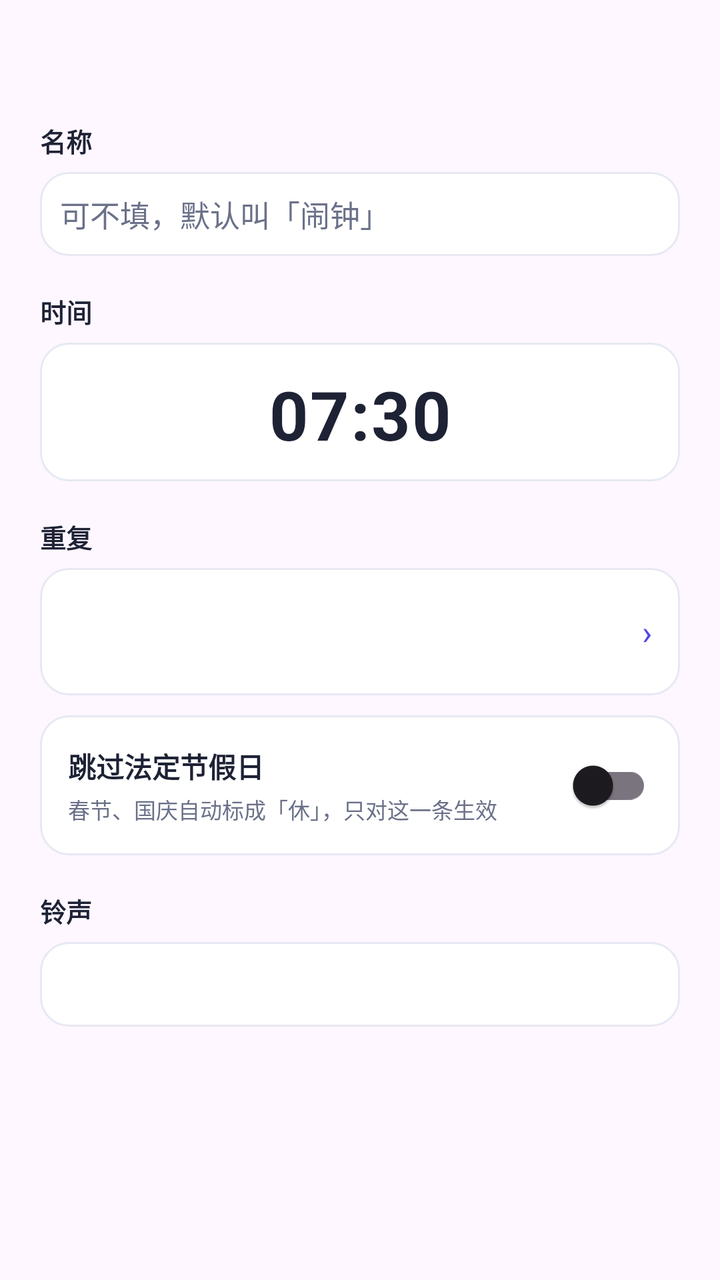
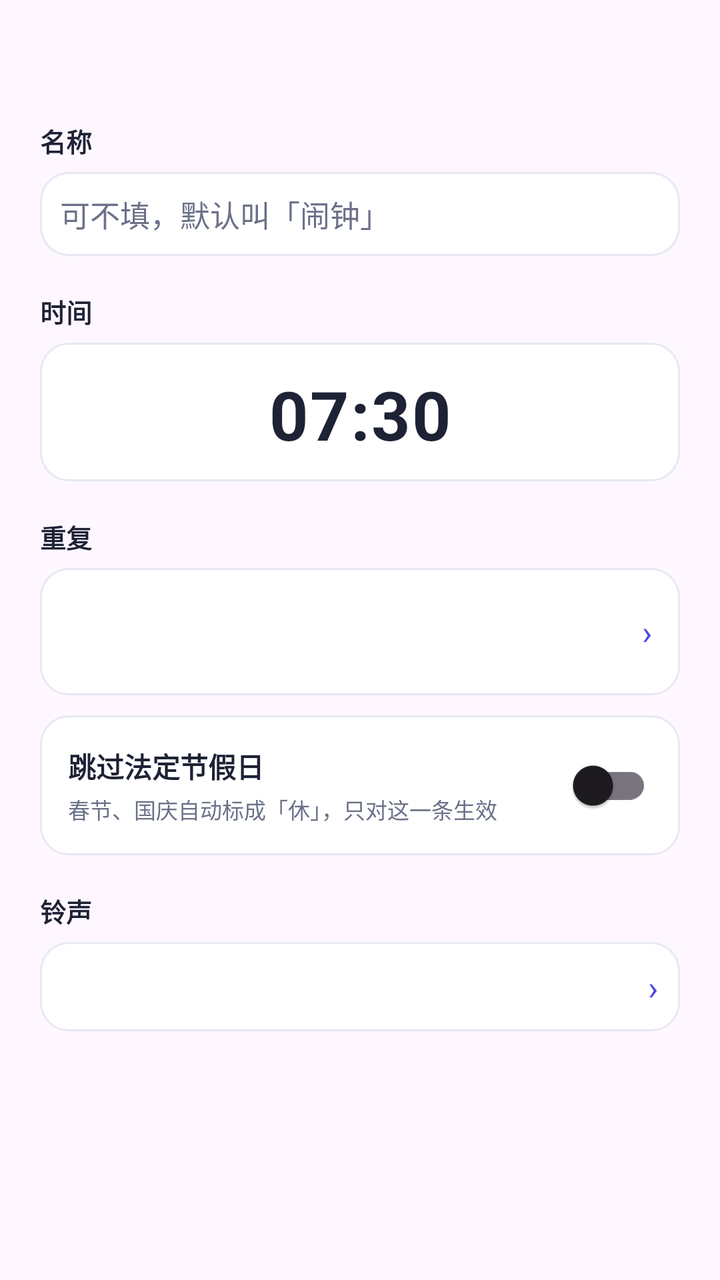

Two renders of the same Android screen: before a commit and after it. Below are the layout's source before the change and the commit's diff.
<!-- AndroidManifest.xml: application theme Theme.WeekdayAlarm -->
<!-- res/layout/dialog_alarm.xml -->
<?xml version="1.0" encoding="utf-8"?>
<ScrollView xmlns:android="http://schemas.android.com/apk/res/android"
    android:layout_width="match_parent"
    android:layout_height="wrap_content"
    android:fadingEdgeLength="28dp"
    android:requiresFadingEdge="vertical"
    android:fillViewport="true">

<LinearLayout
    android:layout_width="match_parent"
    android:layout_height="wrap_content"
    android:orientation="vertical"
    android:padding="20dp">

    <TextView
        android:id="@+id/tv_alarm_title"
        android:layout_width="match_parent"
        android:layout_height="wrap_content"
        android:textColor="@color/ink"
        android:textSize="17sp"
        android:textStyle="bold" />

    <TextView
        style="@style/FieldLabel"
        android:layout_width="wrap_content"
        android:layout_height="wrap_content"
        android:layout_marginTop="18dp"
        android:text="名称" />

    <EditText
        android:id="@+id/et_alarm_label"
        android:layout_width="match_parent"
        android:layout_height="wrap_content"
        android:layout_marginTop="6dp"
        android:background="@drawable/bg_field_outline"
        android:importantForAutofill="no"
        android:inputType="text"
        android:maxLength="12"
        android:maxLines="1"
        android:padding="10dp"
        android:hint="可不填，默认叫「闹钟」"
        android:textColorHint="@color/sub"
        android:textColor="@color/ink"
        android:textSize="15sp" />

    <TextView
        style="@style/FieldLabel"
        android:layout_width="wrap_content"
        android:layout_height="wrap_content"
        android:layout_marginTop="18dp"
        android:text="时间" />

    
    <LinearLayout
        android:id="@+id/box_alarm_time"
        android:layout_width="match_parent"
        android:layout_height="wrap_content"
        android:layout_marginTop="6dp"
        android:background="@drawable/bg_field_outline"
        android:clickable="true"
        android:focusable="true"
        android:gravity="center"
        android:orientation="vertical"
        android:paddingTop="13dp"
        android:paddingBottom="11dp">

        <TextView
            android:id="@+id/tv_alarm_pick_time"
            android:layout_width="match_parent"
            android:layout_height="wrap_content"
            android:gravity="center"
            android:letterSpacing="0.02"
            android:paddingStart="14dp"
            android:paddingEnd="14dp"
            android:text="07:30"
            android:textColor="@color/ink"
            android:textSize="34sp"
            android:textStyle="bold" />

        <TextView
            android:id="@+id/tv_alarm_time_source"
            android:layout_width="match_parent"
            android:layout_height="wrap_content"
            android:layout_marginTop="3dp"
            android:gravity="center"
            android:paddingStart="14dp"
            android:paddingEnd="14dp"
            android:textColor="@color/sub"
            android:textSize="12sp"
            android:visibility="gone" />
    </LinearLayout>

    
    <LinearLayout
        android:id="@+id/row_shift_follow"
        android:layout_width="match_parent"
        android:layout_height="wrap_content"
        android:layout_marginTop="10dp"
        android:background="@drawable/bg_dialog_row"
        android:clickable="true"
        android:focusable="true"
        android:gravity="center_vertical"
        android:orientation="horizontal"
        android:paddingStart="14dp"
        android:paddingTop="12dp"
        android:paddingEnd="14dp"
        android:paddingBottom="12dp"
        android:visibility="gone">

        <TextView
            android:id="@+id/tv_shift_follow"
            android:layout_width="0dp"
            android:layout_height="wrap_content"
            android:layout_weight="1"
            android:text="白班、夜班 · 开始前 1 小时 30 分"
            android:textColor="@color/indigo"
            android:textSize="14sp"
            android:textStyle="bold" />

        <TextView style="@style/SettingsChevron" />
    </LinearLayout>

    <TextView
        style="@style/FieldLabel"
        android:layout_width="wrap_content"
        android:layout_height="wrap_content"
        android:layout_marginTop="18dp"
        android:text="重复" />

    
    <LinearLayout
        android:id="@+id/row_repeat"
        android:layout_width="match_parent"
        android:layout_height="wrap_content"
        android:layout_marginTop="6dp"
        android:background="@drawable/bg_field_outline"
        android:clickable="true"
        android:focusable="true"
        android:gravity="center_vertical"
        android:orientation="horizontal"
        android:paddingStart="14dp"
        android:paddingTop="12dp"
        android:paddingEnd="14dp"
        android:paddingBottom="12dp">

        <LinearLayout
            android:layout_width="0dp"
            android:layout_height="wrap_content"
            android:layout_weight="1"
            android:orientation="vertical">

            <TextView
                android:id="@+id/tv_repeat_value"
                android:layout_width="match_parent"
                android:layout_height="wrap_content"
                android:textColor="@color/ink"
                android:textSize="15sp"
                android:textStyle="bold" />

            <TextView
                android:id="@+id/tv_repeat_sub"
                android:layout_width="match_parent"
                android:layout_height="wrap_content"
                android:layout_marginTop="3dp"
                android:textColor="@color/sub"
                android:textSize="12sp" />
        </LinearLayout>

        <TextView style="@style/SettingsChevron" />
    </LinearLayout>

    
    <LinearLayout
        android:id="@+id/row_own_rule"
        android:layout_width="match_parent"
        android:layout_height="wrap_content"
        android:layout_marginTop="10dp"
        android:background="@drawable/bg_dialog_row"
        android:clickable="true"
        android:focusable="true"
        android:gravity="center_vertical"
        android:orientation="horizontal"
        android:paddingStart="14dp"
        android:paddingTop="12dp"
        android:paddingEnd="14dp"
        android:paddingBottom="12dp"
        android:visibility="gone">

        <TextView
            android:id="@+id/tv_own_rule"
            android:layout_width="0dp"
            android:layout_height="wrap_content"
            android:layout_weight="1"
            android:text="4 天上 2 天"
            android:textColor="@color/indigo"
            android:textSize="14sp"
            android:textStyle="bold" />

        <TextView style="@style/SettingsChevron" />
    </LinearLayout>

    
    <LinearLayout
        android:id="@+id/row_once_date"
        android:layout_width="match_parent"
        android:layout_height="wrap_content"
        android:layout_marginTop="10dp"
        android:background="@drawable/bg_field_outline"
        android:clickable="true"
        android:focusable="true"
        android:orientation="vertical"
        android:padding="11dp"
        android:visibility="gone">

        <TextView
            style="@style/FieldLabel"
            android:layout_width="wrap_content"
            android:layout_height="wrap_content"
            android:text="哪一天" />

        <TextView
            android:id="@+id/tv_once_date"
            android:layout_width="match_parent"
            android:layout_height="wrap_content"
            android:layout_marginTop="3dp"
            android:textColor="@color/indigo"
            android:textSize="16sp"
            android:textStyle="bold" />
    </LinearLayout>

    
    <LinearLayout
        android:id="@+id/row_holiday_alarm"
        android:layout_width="match_parent"
        android:layout_height="wrap_content"
        android:layout_marginTop="10dp"
        android:background="@drawable/bg_field_outline"
        android:gravity="center_vertical"
        android:orientation="horizontal"
        android:paddingStart="14dp"
        android:paddingTop="11dp"
        android:paddingEnd="14dp"
        android:paddingBottom="11dp">

        <LinearLayout
            android:layout_width="0dp"
            android:layout_height="wrap_content"
            android:layout_weight="1"
            android:orientation="vertical">

            <TextView
                android:layout_width="wrap_content"
                android:layout_height="wrap_content"
                android:text="跳过法定节假日"
                android:textColor="@color/ink"
                android:textSize="14sp"
                android:textStyle="bold" />

            <TextView
                android:id="@+id/tv_alarm_holiday_hint"
                android:layout_width="wrap_content"
                android:layout_height="wrap_content"
                android:layout_marginTop="3dp"
                android:text="春节、国庆自动标成「休」，只对这一条生效"
                android:textColor="@color/sub"
                android:textSize="11sp" />
        </LinearLayout>

        <androidx.appcompat.widget.SwitchCompat
            android:id="@+id/sw_alarm_holiday"
            android:layout_width="wrap_content"
            android:layout_height="wrap_content" />
    </LinearLayout>

    
    <TextView
        style="@style/FieldLabel"
        android:layout_width="wrap_content"
        android:layout_height="wrap_content"
        android:layout_marginTop="18dp"
        android:text="铃声" />

    <TextView
        android:id="@+id/tv_alarm_ringtone"
        android:layout_width="match_parent"
        android:layout_height="wrap_content"
        android:layout_marginTop="6dp"
        android:background="@drawable/bg_field_outline"
        android:clickable="true"
        android:ellipsize="end"
        android:focusable="true"
        android:maxLines="2"
        android:padding="11dp"
        android:textColor="@color/ink"
        android:textSize="15sp"
        android:textStyle="bold" />
</LinearLayout>

</ScrollView>
<!-- resources referenced by this layout -->
<resources>
  <color name="indigo">#4F46E5</color>
  <color name="ink">#1E2235</color>
  <color name="sub">#6B7189</color>
  <!-- drawable bg_dialog_row (drawable) -->
  <?xml version="1.0" encoding="utf-8"?>
  <shape xmlns:android="http://schemas.android.com/apk/res/android"
      android:shape="rectangle">
      <solid android:color="@color/card" />
      <stroke
          android:width="1dp"
          android:color="@color/line" />
      <corners android:radius="@dimen/radius_row" />
  </shape>
  <!-- drawable bg_field_outline (drawable) -->
  <?xml version="1.0" encoding="utf-8"?>
  <ripple xmlns:android="http://schemas.android.com/apk/res/android"
      android:color="#1F4F46E5">
      <item>
          <shape android:shape="rectangle">
              <solid android:color="@color/card" />
              <corners android:radius="@dimen/radius_row" />
              <stroke
                  android:width="1dp"
                  android:color="@color/line" />
          </shape>
      </item>
  </ripple>
  <style name="FieldLabel">
          <item name="android:textColor">@color/ink</item>
          <item name="android:textSize">@dimen/font_body</item>
          <item name="android:textStyle">bold</item>
      </style>
  <style name="SettingsChevron">
          <item name="android:layout_width">wrap_content</item>
          <item name="android:layout_height">wrap_content</item>
          <item name="android:layout_marginStart">@dimen/space_6</item>
          <item name="android:text">›</item>
          <item name="android:textColor">@color/indigo</item>
          <item name="android:textSize">@dimen/font_chevron</item>
      </style>
  <style name="Theme.WeekdayAlarm" parent="Theme.Material3.DayNight.NoActionBar">
          <item name="colorPrimary">@color/indigo</item>
          <item name="colorPrimaryVariant">@color/indigo_dark</item>
          <item name="colorOnPrimary">@color/white</item>
          <item name="android:statusBarColor">@color/bg</item>
          <item name="android:windowLightStatusBar">true</item>
      </style>
  <color name="card">#FFFFFF</color>
  <color name="line">#E7E9F3</color>
  <dimen name="radius_row">14dp</dimen>
  <dimen name="font_body">13sp</dimen>
  <dimen name="space_6">6dp</dimen>
  <dimen name="font_chevron">17sp</dimen>
  <color name="indigo_dark">#4338CA</color>
  <color name="white">#FFFFFFFF</color>
  <color name="bg">#F4F5FB</color>
</resources>

<!-- the commit's change to res/layout/dialog_alarm.xml (unified diff, before → after) -->
@@ -280,20 +280,35 @@
         android:layout_marginTop="18dp"
         android:text="铃声" />
 
-    <TextView
-        android:id="@+id/tv_alarm_ringtone"
+    
+    <LinearLayout
+        android:id="@+id/row_alarm_ringtone"
         android:layout_width="match_parent"
         android:layout_height="wrap_content"
         android:layout_marginTop="6dp"
         android:background="@drawable/bg_field_outline"
         android:clickable="true"
-        android:ellipsize="end"
-        android:focusable="true"
-        android:maxLines="2"
-        android:padding="11dp"
-        android:textColor="@color/ink"
-        android:textSize="15sp"
-        android:textStyle="bold" />
+        android:focusable="true"
+        android:gravity="center_vertical"
+        android:orientation="horizontal"
+        android:paddingStart="11dp"
+        android:paddingTop="11dp"
+        android:paddingEnd="11dp"
+        android:paddingBottom="11dp">
+
+        <TextView
+            android:id="@+id/tv_alarm_ringtone"
+            android:layout_width="0dp"
+            android:layout_height="wrap_content"
+            android:layout_weight="1"
+            android:ellipsize="end"
+            android:maxLines="2"
+            android:textColor="@color/ink"
+            android:textSize="15sp"
+            android:textStyle="bold" />
+
+        <TextView style="@style/SettingsChevron" />
+    </LinearLayout>
 </LinearLayout>
 
 </ScrollView>
